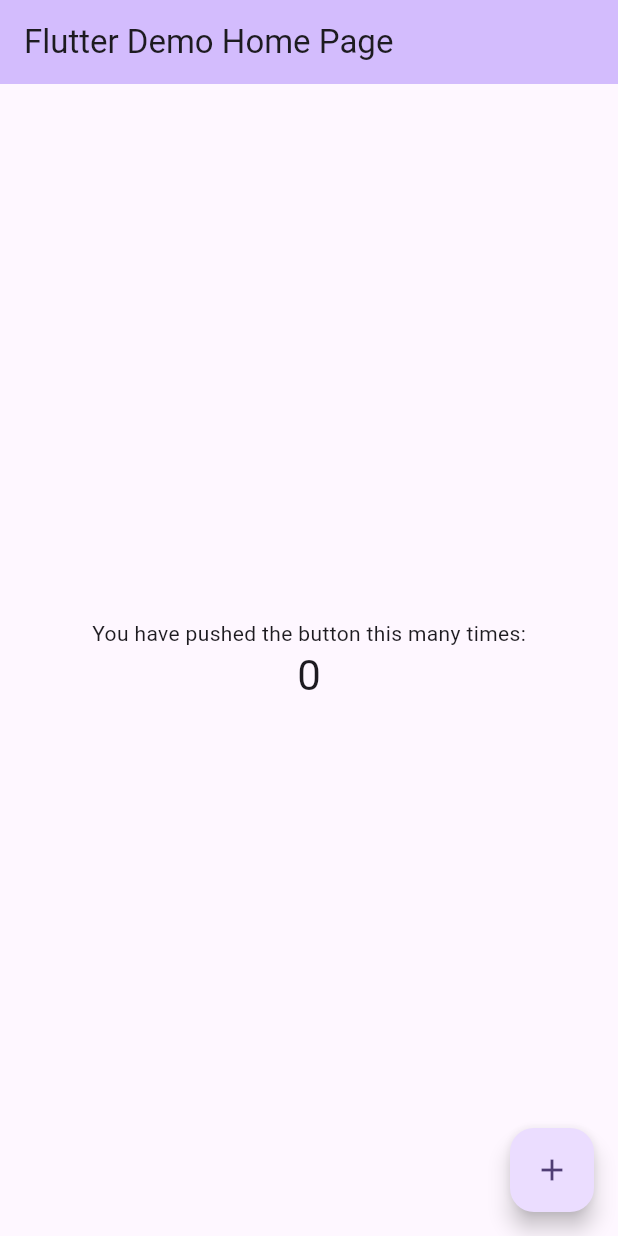
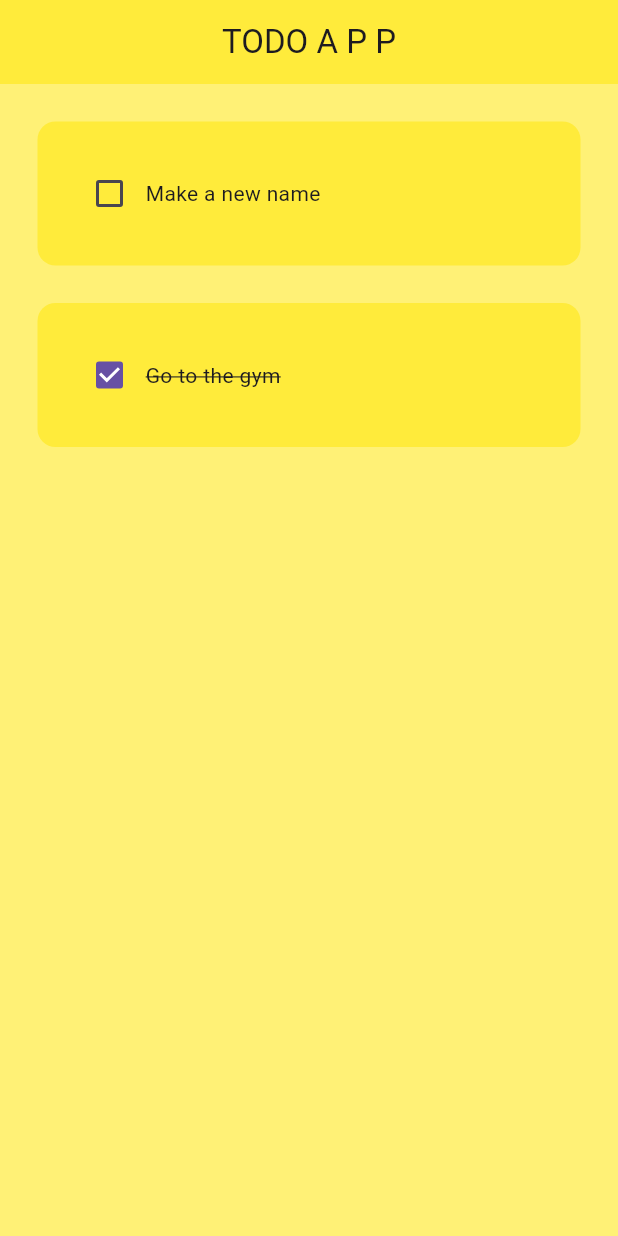
Before and after one commit to Waliia/todo_app, a Flutter app: the screen it shows after launch, on a phone screen of 412 x 824 dp. Run offline on Flutter 3.47's test engine with Material 3 defaults, Android fonts, the phone set to English and light mode, and no system bars.

Commit message:
create todo tile

```diff
--- a/lib/main.dart
+++ b/lib/main.dart
@@ -1,4 +1,6 @@
 import 'package:flutter/material.dart';
+
+import 'pages/home_page.dart';
 
 void main() {
   runApp(const MyApp());
@@ -7,119 +9,14 @@
 class MyApp extends StatelessWidget {
   const MyApp({super.key});
 
-  // This widget is the root of your application.
   @override
   Widget build(BuildContext context) {
     return MaterialApp(
-      title: 'Flutter Demo',
+      debugShowCheckedModeBanner: false,
       theme: ThemeData(
-        // This is the theme of your application.
-        //
-        // TRY THIS: Try running your application with "flutter run". You'll see
-        // the application has a purple toolbar. Then, without quitting the app,
-        // try changing the seedColor in the colorScheme below to Colors.green
-        // and then invoke "hot reload" (save your changes or press the "hot
-        // reload" button in a Flutter-supported IDE, or press "r" if you used
-        // the command line to start the app).
-        //
-        // Notice that the counter didn't reset back to zero; the application
-        // state is not lost during the reload. To reset the state, use hot
-        // restart instead.
-        //
-        // This works for code too, not just values: Most code changes can be
-        // tested with just a hot reload.
-        colorScheme: ColorScheme.fromSeed(seedColor: Colors.deepPurple),
-        useMaterial3: true,
+        primarySwatch: Colors.yellow,
       ),
-      home: const MyHomePage(title: 'Flutter Demo Home Page'),
+      home: const HomePage(),
     );
   }
 }
-
-class MyHomePage extends StatefulWidget {
-  const MyHomePage({super.key, required this.title});
-
-  // This widget is the home page of your application. It is stateful, meaning
-  // that it has a State object (defined below) that contains fields that affect
-  // how it looks.
-
-  // This class is the configuration for the state. It holds the values (in this
-  // case the title) provided by the parent (in this case the App widget) and
-  // used by the build method of the State. Fields in a Widget subclass are
-  // always marked "final".
-
-  final String title;
-
-  @override
-  State<MyHomePage> createState() => _MyHomePageState();
-}
-
-class _MyHomePageState extends State<MyHomePage> {
-  int _counter = 0;
-
-  void _incrementCounter() {
-    setState(() {
-      // This call to setState tells the Flutter framework that something has
-      // changed in this State, which causes it to rerun the build method below
-      // so that the display can reflect the updated values. If we changed
-      // _counter without calling setState(), then the build method would not be
-      // called again, and so nothing would appear to happen.
-      _counter++;
-    });
-  }
-
-  @override
-  Widget build(BuildContext context) {
-    // This method is rerun every time setState is called, for instance as done
-    // by the _incrementCounter method above.
-    //
-    // The Flutter framework has been optimized to make rerunning build methods
-    // fast, so that you can just rebuild anything that needs updating rather
-    // than having to individually change instances of widgets.
-    return Scaffold(
-      appBar: AppBar(
-        // TRY THIS: Try changing the color here to a specific color (to
-        // Colors.amber, perhaps?) and trigger a hot reload to see the AppBar
-        // change color while the other colors stay the same.
-        backgroundColor: Theme.of(context).colorScheme.inversePrimary,
-        // Here we take the value from the MyHomePage object that was created by
-        // the App.build method, and use it to set our appbar title.
-        title: Text(widget.title),
-      ),
-      body: Center(
-        // Center is a layout widget. It takes a single child and positions it
-        // in the middle of the parent.
-        child: Column(
-          // Column is also a layout widget. It takes a list of children and
-          // arranges them vertically. By default, it sizes itself to fit its
-          // children horizontally, and tries to be as tall as its parent.
-          //
-          // Column has various properties to control how it sizes itself and
-          // how it positions its children. Here we use mainAxisAlignment to
-          // center the children vertically; the main axis here is the vertical
-          // axis because Columns are vertical (the cross axis would be
-          // horizontal).
-          //
-          // TRY THIS: Invoke "debug painting" (choose the "Toggle Debug Paint"
-          // action in the IDE, or press "p" in the console), to see the
-          // wireframe for each widget.
-          mainAxisAlignment: MainAxisAlignment.center,
-          children: <Widget>[
-            const Text(
-              'You have pushed the button this many times:',
-            ),
-            Text(
-              '$_counter',
-              style: Theme.of(context).textTheme.headlineMedium,
-            ),
-          ],
-        ),
-      ),
-      floatingActionButton: FloatingActionButton(
-        onPressed: _incrementCounter,
-        tooltip: 'Increment',
-        child: const Icon(Icons.add),
-      ), // This trailing comma makes auto-formatting nicer for build methods.
-    );
-  }
-}
--- /dev/null
+++ b/lib/pages/home_page.dart
@@ -0,0 +1,44 @@
+import 'package:flutter/material.dart';
+import 'package:todo_app/utils/todo_tile.dart';
+
+class HomePage extends StatefulWidget {
+  const HomePage({super.key});
+
+  @override
+  State<HomePage> createState() => _HomePageState();
+}
+
+class _HomePageState extends State<HomePage> {
+  List todoList = [
+    ['Make a new name', false],
+    ['Go to the gym', true]
+  ];
+
+  void checkBoxChanged(bool? value, int index) {
+    setState(() {
+      todoList[index][1] = !todoList[index][1];
+    });
+  }
+
+  @override
+  Widget build(BuildContext context) {
+    return Scaffold(
+        backgroundColor: Colors.yellow.shade300,
+        appBar: AppBar(
+          title: Text('TODO A P P'),
+          backgroundColor: Colors.yellow,
+          elevation: 0.0,
+          centerTitle: true,
+        ),
+        body: ListView.builder(
+          itemCount: todoList.length,
+          itemBuilder: (context, index) {
+            return TodoTile(
+              taskName: todoList[index][0],
+              taskCompleted: todoList[index][1],
+              onChanged: (value) => checkBoxChanged(value, index),
+            );
+          },
+        ));
+  }
+}
--- /dev/null
+++ b/lib/utils/todo_tile.dart
@@ -0,0 +1,41 @@
+import 'package:flutter/material.dart';
+
+class TodoTile extends StatelessWidget {
+  final String taskName;
+  final bool taskCompleted;
+  final Function(bool?)? onChanged;
+
+  const TodoTile({
+    super.key,
+    required this.taskName,
+    required this.taskCompleted,
+    required this.onChanged,
+  });
+
+  @override
+  Widget build(BuildContext context) {
+    return Padding(
+      padding: const EdgeInsets.only(top: 25, right: 25, left: 25),
+      child: Container(
+        padding: const EdgeInsets.all(24),
+        decoration: BoxDecoration(
+            borderRadius: BorderRadius.circular(12), color: Colors.yellow),
+        child: Row(
+          children: [
+            Checkbox(
+              value: taskCompleted,
+              onChanged: onChanged,
+            ),
+            Text(
+              taskName,
+              style: TextStyle(
+                  decoration: taskCompleted
+                      ? TextDecoration.lineThrough
+                      : TextDecoration.none),
+            )
+          ],
+        ),
+      ),
+    );
+  }
+}
```
